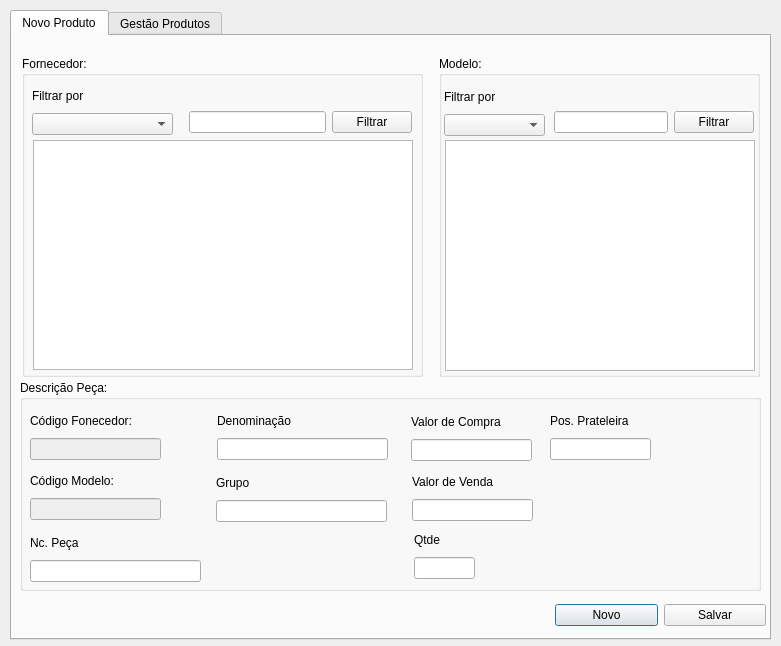
Qt form frm_gestaoesotque.ui (ustop0/TCC) before a commit.
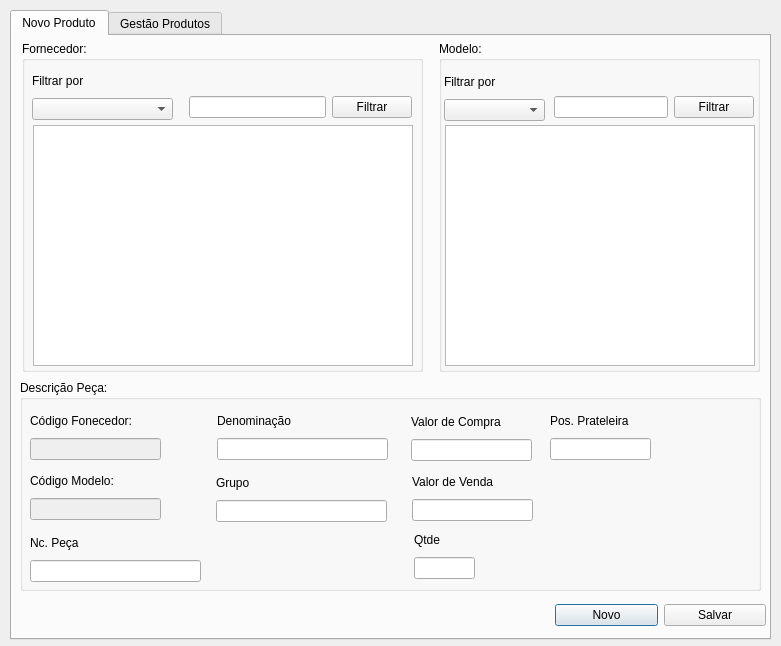
The same form after that commit. The open tabs and pages were chosen to show the change.

Commit message:
Aparentemente a tela está concluída
Pequenos erros no update e nos filtros das peças e modelos

```diff
--- a/frm_gestaoesotque.ui
+++ b/frm_gestaoesotque.ui
@@ -278,9 +278,9 @@
      <property name="geometry">
       <rect>
        <x>10</x>
-       <y>20</y>
+       <y>5</y>
        <width>401</width>
-       <height>321</height>
+       <height>331</height>
       </rect>
      </property>
      <property name="title">
@@ -292,7 +292,7 @@
         <x>11</x>
         <y>84</y>
         <width>380</width>
-        <height>230</height>
+        <height>241</height>
        </rect>
       </property>
      </widget>
@@ -345,9 +345,9 @@
      <property name="geometry">
       <rect>
        <x>427</x>
-       <y>20</y>
+       <y>5</y>
        <width>321</width>
-       <height>321</height>
+       <height>331</height>
       </rect>
      </property>
      <property name="title">
@@ -403,7 +403,7 @@
         <x>6</x>
         <y>84</y>
         <width>310</width>
-        <height>231</height>
+        <height>241</height>
        </rect>
       </property>
      </widget>
```
Left out of the diff: 2 changed lines with no effect on the pictures. The commit also changes 3 other files.
